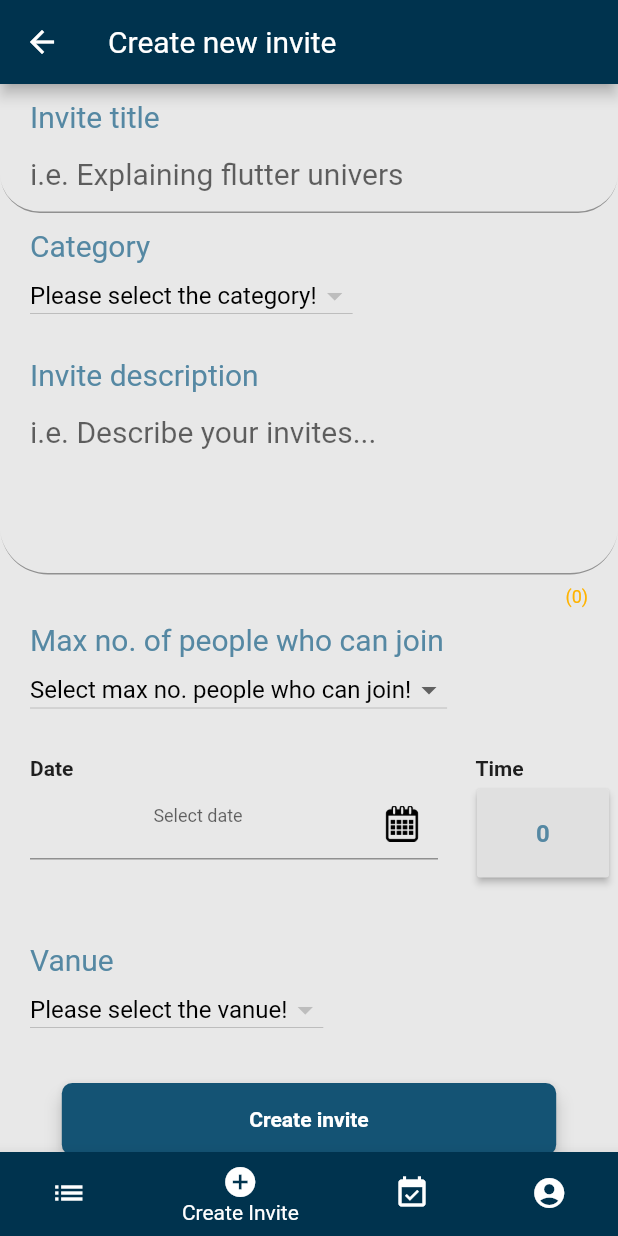
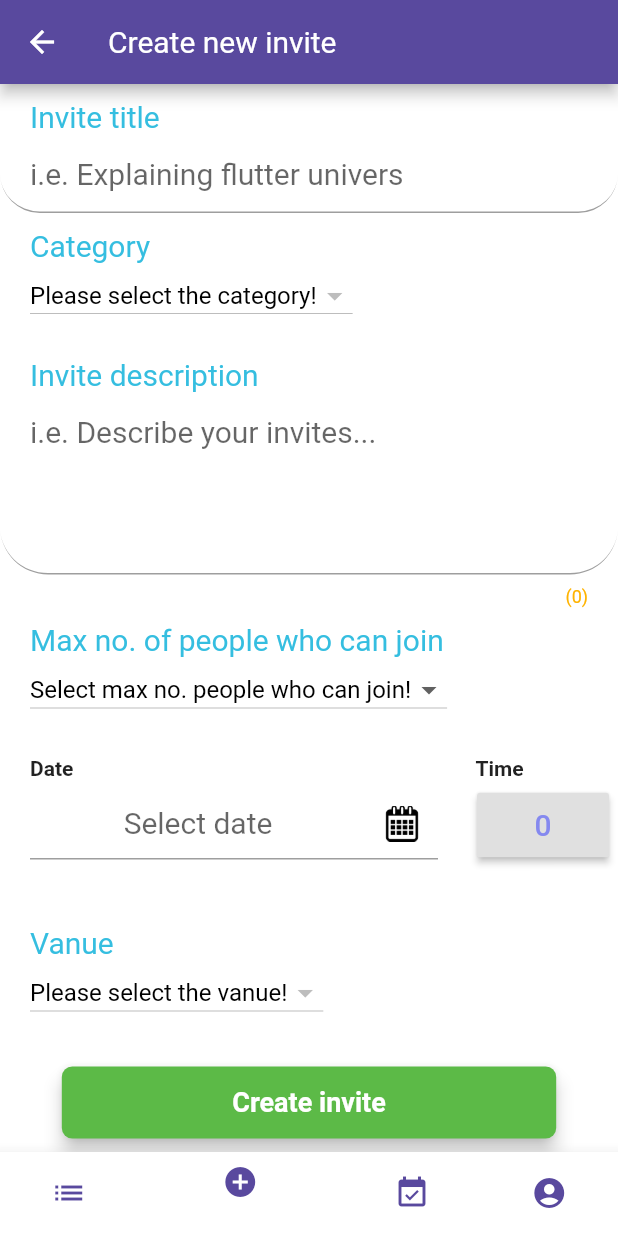
Before and after one commit to samjitanirudh/aaomilo, a Flutter app: the TabViewScreen screen opened by its route, item 2 of the bottom bar chosen, on a phone screen of 412 x 824 dp. Run offline on Flutter 3.47's test engine with Material 2 defaults, Android fonts, the phone set to English and light mode, and no system bars; our stand-ins replace firebase_analytics, firebase_messaging, image_cropper, image_picker, shared_preferences, smooth_star_rating; accounts and stored records are empty; network calls fail; Roboto replaces fonts that are missing (Montserrat); statements that could not run were skipped.

Commit message:
ui changes, app logo

```diff
--- a/lib/UpdateUserProfileScreen.dart
+++ b/lib/UpdateUserProfileScreen.dart
@@ -93,7 +93,7 @@ class _UpdateProfileState extends State<UpdateUserProfileScreen>
 
     return new Scaffold(
         appBar: AppBar(
-          backgroundColor: AppColors.PrimaryColor,
+          backgroundColor: AppColors.PurpleVColor,
           title: Text("Update Profile"),
           textTheme: TextTheme(
               title: TextStyle(
@@ -554,7 +554,7 @@ class _UpdateProfileState extends State<UpdateUserProfileScreen>
                       ),
                     ]),
               ],
-            ), decoration: new BoxDecoration(color: AppColors.BackgroundColor),
+            ), decoration: new BoxDecoration(color: Colors.white),
           )
         )
         )
--- a/lib/utils/AppColors.dart
+++ b/lib/utils/AppColors.dart
@@ -19,4 +19,10 @@ static const MaterialColor PurpleVColor=MaterialColor(_Purple,<int, Color>{100:
 
 static const int _lightBlue = 0xff35bee0;
 static const MaterialColor lightBlueVColor=MaterialColor(_lightBlue,<int, Color>{100: Color(_lightBlue),},);
+
+static const int _lightPurple = 0xff8589ef;
+static const MaterialColor lightPurple=MaterialColor(_lightPurple,<int, Color>{100: Color(_lightPurple),},);
+
+static const int _lightGreen = 0xff5cba47;
+static const MaterialColor lightGreen=MaterialColor(_lightGreen,<int, Color>{100: Color(_lightGreen),},);
 }
--- a/lib/views/CreateInvite.dart
+++ b/lib/views/CreateInvite.dart
@@ -18,7 +18,9 @@ class CreateInvite extends StatefulWidget {
 
 class _CreateInvite extends State<CreateInvite> implements ImageSelectedCallbacks,InviteCallbacks{
   static final TextStyle textStyle = TextStyle(
-      fontFamily: 'Montserrat', fontSize: 20.0, color: AppColors.SecondaryColor);
+      fontFamily: 'Montserrat', fontSize: 20.0, color: AppColors.lightBlueVColor);
+  static final TextStyle textEditorStyle = TextStyle(
+      fontFamily: 'Montserrat', fontSize: 20.0, color: AppColors.lightPurple);
   var _formKey = GlobalKey<FormState>();
   var _formview;
   Map _formdata=new Map();
@@ -87,7 +89,7 @@ class _CreateInvite extends State<CreateInvite> implements ImageSelectedCallback
 
     return Scaffold(
         appBar: AppBar(
-            backgroundColor: AppColors.PrimaryColor,
+            backgroundColor: AppColors.PurpleVColor,
             title: appbarTitle(),
             textTheme: TextTheme(
                 title: TextStyle(
@@ -109,7 +111,7 @@ class _CreateInvite extends State<CreateInvite> implements ImageSelectedCallback
 
   Widget createInviteUI(BuildContext context) {
     _formview = Container(
-        color: AppColors.BackgroundColor,
+        color: Colors.white,
         height: MediaQuery.of(context).size.height,
         child: SingleChildScrollView(
             child: Form(
@@ -157,7 +159,7 @@ class _CreateInvite extends State<CreateInvite> implements ImageSelectedCallback
           ),
           new TextFormField(
             obscureText: false,
-            style: textStyle,
+            style: textEditorStyle,
             validator:(String arg){
               if(arg.length < 3)
                 return 'Name must be more than 2 charater';
@@ -334,7 +336,7 @@ class _CreateInvite extends State<CreateInvite> implements ImageSelectedCallback
           ),
           new TextFormField(
             obscureText: false,
-            style: textStyle,
+            style: textEditorStyle,
             keyboardType: TextInputType.multiline,
             maxLines: 4,
             onSaved: (String val) {
@@ -517,7 +519,7 @@ class _CreateInvite extends State<CreateInvite> implements ImageSelectedCallback
   TextFormField datetimeTextField() {
     return new TextFormField(
       obscureText: false,
-      style: new TextStyle(fontSize: 12),
+      style: textEditorStyle,
       textAlign: TextAlign.center,
       onSaved: (String val) {
         //_email = val;
@@ -551,11 +553,8 @@ class _CreateInvite extends State<CreateInvite> implements ImageSelectedCallback
     selectedTime=_toTime;
     return RaisedButton(
         child: new Text(selectedTimeValue,
-            style: TextStyle(
-                color: AppColors.SecondaryColor,
-                fontSize: 16,
-                fontWeight: FontWeight.bold)),
-        padding: EdgeInsets.all(20),
+            style: textEditorStyle),
+        padding: EdgeInsets.all(10),
         onPressed: (){_selectTime(bContext,state);});
 
   }
@@ -655,7 +654,7 @@ class _CreateInvite extends State<CreateInvite> implements ImageSelectedCallback
         new Material(
           elevation: 5.0,
           borderRadius: BorderRadius.circular(7.0),
-          color: AppColors.AcsentVColor,
+          color: AppColors.lightGreen,
           child: MaterialButton(
             minWidth: MediaQuery.of(context).size.width * 0.8,
             padding: EdgeInsets.fromLTRB(10.0, 5.0, 10.0, 5.0),
@@ -664,7 +663,7 @@ class _CreateInvite extends State<CreateInvite> implements ImageSelectedCallback
             },
             child: Text("Create invite",
                 textAlign: TextAlign.center,
-                style: TextStyle(
+                style: TextStyle(fontSize: 18,
                     color: Colors.white, fontWeight: FontWeight.bold)),
           ),
         );
--- a/lib/views/tabViewScreen.dart
+++ b/lib/views/tabViewScreen.dart
@@ -1,6 +1,7 @@
 import 'package:firebase_analytics/firebase_analytics.dart';
 import 'package:flutter/material.dart';
 import 'package:flutter_meetup_login/InviteList.dart';
+import 'package:flutter_meetup_login/utils/AppColors.dart';
 import 'package:flutter_meetup_login/viewmodel/ProfileDataUpdate.dart';
 import 'package:flutter_meetup_login/views/CreateInvite.dart';
 import 'package:flutter_meetup_login/views/tabs/CategoriesTab.dart';
@@ -65,10 +66,10 @@ class TabsState extends State<TabViewScreen> with SingleTickerProviderStateMixin
         });
       },
         items: [
-          BottomNavigationBarItem(icon: Icon(Icons.list), title: Text("Invite List"), backgroundColor: Color(0xff00334e)),
-          BottomNavigationBarItem(icon: Icon(Icons.add_circle), title: Text("Create Invite"),backgroundColor: Color(0xff00334e)),
-          BottomNavigationBarItem(icon: Icon(Icons.event_available), title: Text("My Events"),backgroundColor: Color(0xff00334e)),
-          BottomNavigationBarItem(icon: Icon(Icons.account_circle), title: Text("My Profile"),backgroundColor: Color(0xff00334e)),
+          BottomNavigationBarItem(icon: Icon(Icons.list,color: AppColors.PurpleVColor), title: Text("Invite List",style: TextStyle(color: AppColors.PurpleVColor),), backgroundColor: Colors.white),
+          BottomNavigationBarItem(icon: Icon(Icons.add_circle,color: AppColors.PurpleVColor), title: Text("Create Invite",style: TextStyle(color: AppColors.PurpleVColor)),backgroundColor: Colors.white),
+          BottomNavigationBarItem(icon: Icon(Icons.event_available,color: AppColors.PurpleVColor), title: Text("My Events",style: TextStyle(color: AppColors.PurpleVColor)),backgroundColor: Colors.white),
+          BottomNavigationBarItem(icon: Icon(Icons.account_circle,color: AppColors.PurpleVColor), title: Text("My Profile",style: TextStyle(color: AppColors.PurpleVColor)),backgroundColor: Colors.white),
 
         ],
       ),
```
Also changed, not shown: lib/InviteList.dart (+20 -47 lines), lib/utils/PhotoScroller.dart (+47 -17 lines), lib/views/InviteDetailScreen.dart (+80 -54 lines), lib/views/tabs/MyInvites.dart (+14 -25 lines), lib/views/tabs/MyProfileTab.dart (+17 -17 lines), pubspec.yaml (+8 -0 lines), assets/images/background.png (added), assets/images/foreground.png (added), assets/images/icon.png (added), assets/images/pulse.gif, pubspec.lock, 31 other files.
